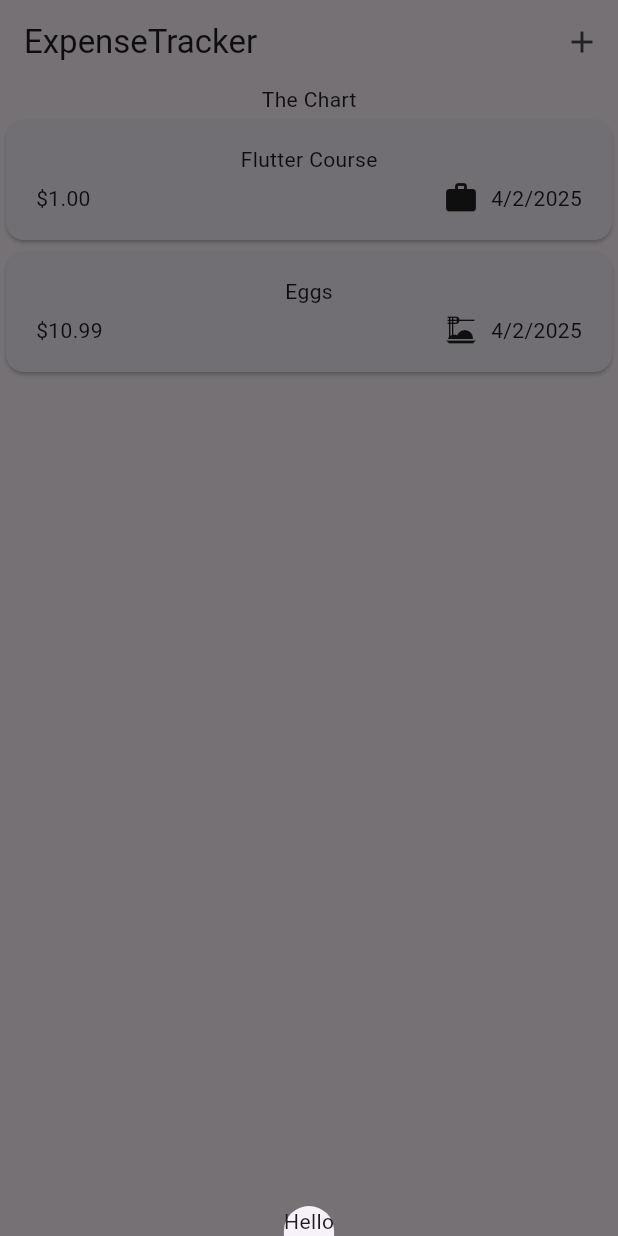
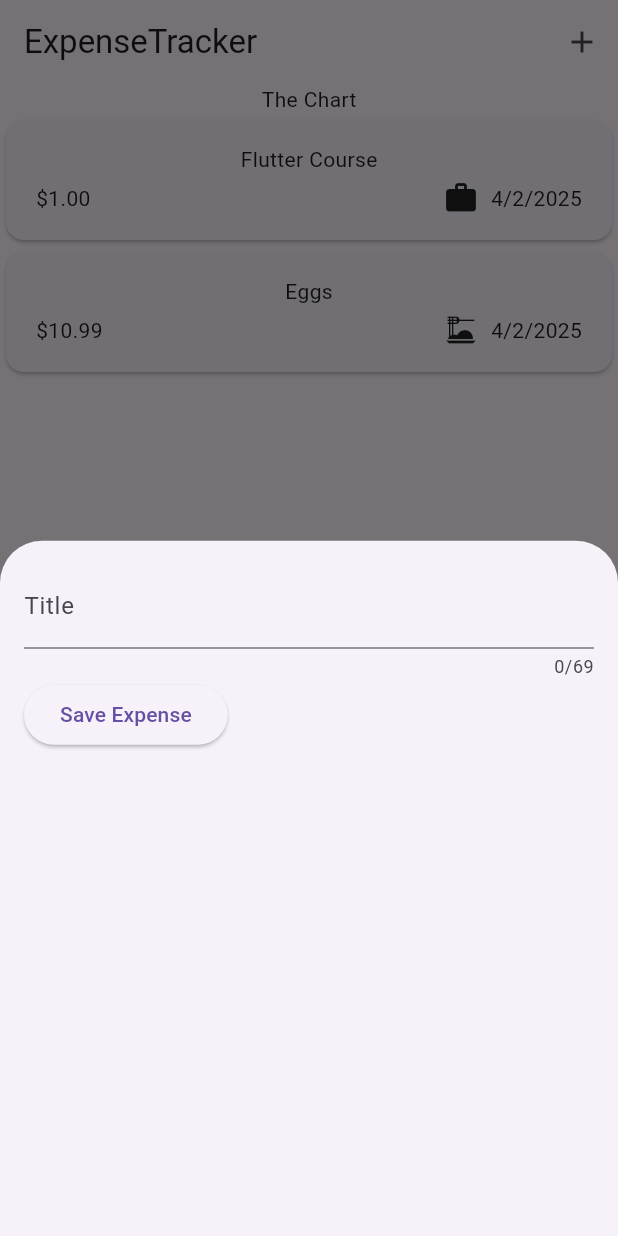
Before and after one commit to XenonIsPrecise/Expense_Tracker, a Flutter app: the screen it shows after launch, after a tap on the "add" icon, on a phone screen of 412 x 824 dp. Run offline on Flutter 3.47's test engine with Material 3 defaults, Android fonts, the phone set to English and light mode, and no system bars.

Commit message:
TextController for saving text of input fields

```diff
--- a/lib/widgets/expenses.dart
+++ b/lib/widgets/expenses.dart
@@ -1,5 +1,6 @@
 import 'package:expense_tracker/widgets/expenses_list/expenses_list.dart';
 import 'package:expense_tracker/models/expense.dart';
+import 'package:expense_tracker/widgets/new_expense.dart';
 import 'package:flutter/material.dart';
 
 class Expenses extends StatefulWidget {
@@ -28,7 +29,7 @@ class _ExpensesState extends State<Expenses> {
   ];
 
   void _openAddExpenseOverlay() {
-    showModalBottomSheet(context: context, builder: (ctx) => Text("Hello"));
+    showModalBottomSheet(context: context, builder: (ctx) => NewExpense());
   }
 
   @override
--- /dev/null
+++ b/lib/widgets/new_expense.dart
@@ -0,0 +1,53 @@
+import 'package:flutter/material.dart';
+
+class NewExpense extends StatefulWidget {
+  const NewExpense({super.key});
+
+  @override
+  State<NewExpense> createState() {
+    return _NewExpenseState();
+  }
+}
+
+class _NewExpenseState extends State<NewExpense> {
+  // var _enteredTitle = '';
+  // void _saveTitleInput(String inputValue) {
+  //   _enteredTitle = inputValue;
+  // }
+
+  final _titleController = TextEditingController();
+
+  @override
+  void dispose() {
+    _titleController.dispose();
+    super.dispose();
+  }
+
+  @override
+  Widget build(BuildContext context) {
+    return Padding(
+      padding: EdgeInsets.all(16),
+      child: Column(
+        children: [
+          TextField(
+            controller: _titleController,
+            // onChanged: _saveTitleInput,
+            maxLength: 69,
+            decoration: InputDecoration(label: Text("Title")),
+          ),
+          Row(
+            children: [
+              ElevatedButton(
+                onPressed: () {
+                  print(_titleController.text);
+                  // print(_enteredTitle);
+                },
+                child: Text("Save Expense"),
+              ),
+            ],
+          ),
+        ],
+      ),
+    );
+  }
+}
```
